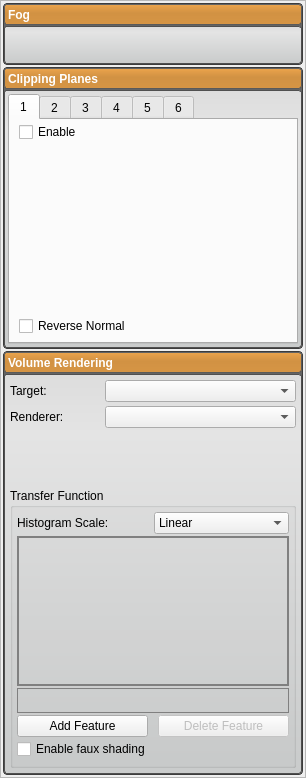
Qt form src/Interface/Application/RenderingDockWidget.ui (jessdtate/Seg3D) before a commit.
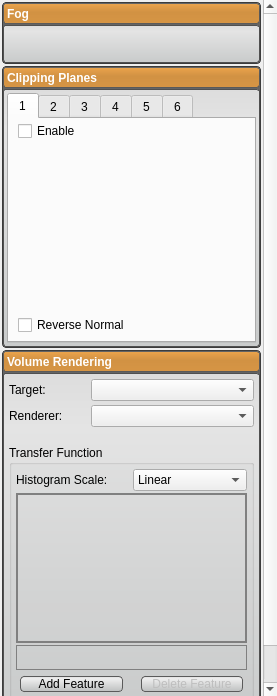
The same form after that commit. Custom widgets are drawn as their Qt base class.

Commit message: ui updates; fixed the weird line at the bottom of some of the dock widgets, added a mutex to the DatabaseManager

Diff of the .ui file:
```diff
--- a/src/Interface/Application/RenderingDockWidget.ui
+++ b/src/Interface/Application/RenderingDockWidget.ui
@@ -6,8 +6,8 @@
    <rect>
     <x>0</x>
     <y>0</y>
-    <width>306</width>
-    <height>778</height>
+    <width>277</width>
+    <height>696</height>
    </rect>
   </property>
   <property name="sizePolicy">
@@ -23,7 +23,28 @@
    </size>
   </property>
   <property name="styleSheet">
-   <string notr="true">QPushButton#fog_open_button_{
+   <string notr="true">QPushButton{
+	background-color: qlineargradient(spread:pad, x1:0.5, y1:0, x2:0.5, y2:0.960227, stop:0 rgba(221, 221, 221, 255), stop:0.155779 rgba(238, 238, 238, 255), stop:1 rgba(192, 194, 194, 255));
+	border-radius: 4px;
+	border: 1px solid rgb(90, 90, 90);
+	margin:4px;
+}
+
+QPushButton:hover{
+	background-color: qlineargradient(spread:pad, x1:0.5, y1:0, x2:0.5, y2:1, stop:0 rgba(195, 195, 195, 255), stop:0.253769 rgba(206, 206, 206, 255), stop:1 rgba(185, 185, 185, 255));
+	border-radius: 4px;
+	border: 1px solid rgb(90, 90, 90);
+	margin:4px;
+}
+
+QPushButton:pressed{
+	background-color: qlineargradient(spread:pad, x1:0.5, y1:0, x2:0.5, y2:1, stop:0 rgba(150, 150, 150, 255), stop:0.753769 rgba(206, 206, 206, 255), stop:1 rgba(185, 185, 185, 255));
+	border-radius: 4px;
+	border: 1px solid rgb(90, 90, 90);
+	margin:4px;
+}
+
+QPushButton#fog_open_button_{
 	background-color:rgba(0, 0, 0, 0);
 	border-color: rgba(0, 0, 0, 0);
 	border: none;
@@ -32,6 +53,7 @@
 	color: rgb(255, 255, 255);
 	padding-left:4px;
 	font: bold;
+	margin:0px;
 }
 
 QPushButton#fog_open_button_:hover{
@@ -55,6 +77,7 @@
 	color: rgb(255, 255, 255);
 	padding-left:4px;
 	font: bold;
+	margin:0px;
 }
 
 QPushButton#clipping_open_button_:hover{
@@ -78,6 +101,7 @@
 	color: rgb(255, 255, 255);
 	padding-left:4px;
 	font: bold;
+	margin:0px;
 }
 
 QPushButton#vr_open_button_:hover{
@@ -212,6 +236,15 @@
     </property>
     <item>
      <widget class="QScrollArea" name="scrollArea">
+      <property name="frameShape">
+       <enum>QFrame::NoFrame</enum>
+      </property>
+      <property name="frameShadow">
+       <enum>QFrame::Plain</enum>
+      </property>
+      <property name="lineWidth">
+       <number>0</number>
+      </property>
       <property name="horizontalScrollBarPolicy">
        <enum>Qt::ScrollBarAlwaysOff</enum>
       </property>
@@ -223,8 +256,8 @@
         <rect>
          <x>0</x>
          <y>0</y>
-         <width>289</width>
-         <height>767</height>
+         <width>260</width>
+         <height>745</height>
         </rect>
        </property>
        <layout class="QVBoxLayout" name="scroll_area_layout_">
@@ -1238,7 +1271,7 @@
               <item>
                <widget class="QWidget" name="widget_3" native="true">
                 <property name="sizePolicy">
-                 <sizepolicy hsizetype="Preferred" vsizetype="Fixed">
+                 <sizepolicy hsizetype="Ignored" vsizetype="Fixed">
                   <horstretch>0</horstretch>
                   <verstretch>0</verstretch>
                  </sizepolicy>
```
The commit also changes 9 other files.
